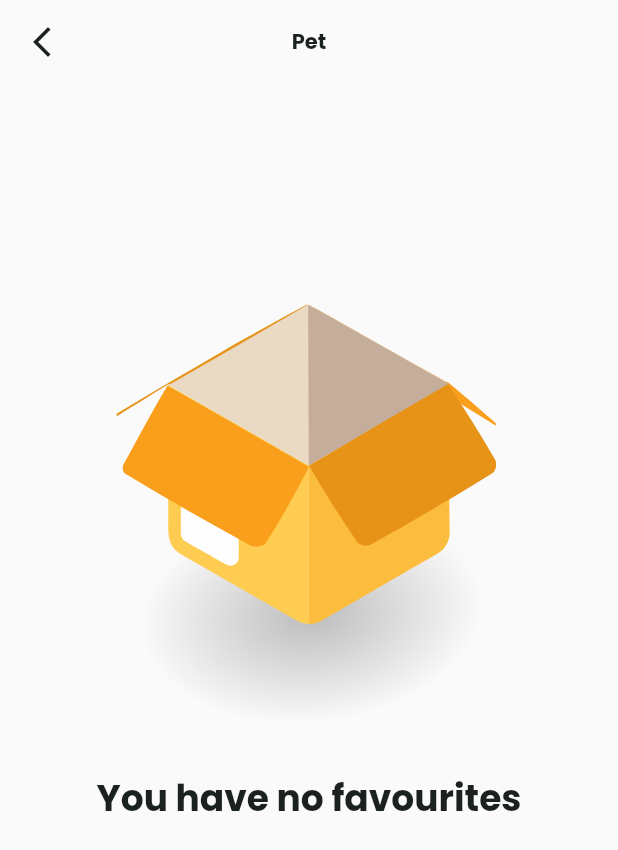
After one commit to fz3hra/flutter_pet_shop, a Flutter app: the FavouriteScreen screen opened directly, on a phone screen of 412 x 824 dp. The commit adds this screen. Shown: the top 850 px of the screen. Run offline on Flutter 3.47's test engine with Material 2 defaults, Android fonts, the phone set to English and light mode, and no system bars; our stand-ins replace eva_icons_flutter, flutter_secure_storage, gap, lottie; accounts and stored records are empty.

Commit message:
:sparkles: bottom navigation and favourite lottie screen

```diff
--- a/lib/config/routes.dart
+++ b/lib/config/routes.dart
@@ -6,4 +6,5 @@ class Routes {
   static const String registerScreen = "/${RouteConstants.register}";
   static const String homeScreen = "/${RouteConstants.home}";
   static const String petDetailScreen = "/${RouteConstants.pet}";
+  static const String bottomNav = "/${RouteConstants.bottomNav}";
 }
--- a/lib/constants/routes_constants/route_constant.dart
+++ b/lib/constants/routes_constants/route_constant.dart
@@ -4,4 +4,5 @@ class RouteConstants {
   static const String register = '/registration';
   static const String home = '/home';
   static const String pet = 'pet';
+  static const String bottomNav = 'bottomNav';
 }
--- a/lib/main.dart
+++ b/lib/main.dart
@@ -8,7 +8,6 @@ void main() {
 
 class MyApp extends StatelessWidget {
   const MyApp({super.key});
-
   // This widget is the root of your application.
   @override
   Widget build(BuildContext context) {
@@ -25,6 +24,7 @@ class MyApp extends StatelessWidget {
         Routes.homeScreen: (context) => const HomeScreen(),
         Routes.registerScreen: (context) => const RegistrationScreen(),
         Routes.petDetailScreen: (context) => const PetDetailScreen(),
+        Routes.bottomNav: (context) => const TabNavigation(),
       },
     );
   }
--- a/lib/screens/authentication_screens/login_screen.dart
+++ b/lib/screens/authentication_screens/login_screen.dart
@@ -65,11 +65,11 @@ class _LoginScreenState extends State<LoginScreen> {
         await storage.write(
             key: 'passwordLogin', value: passwordTextField.text);
       }
-      if (mounted) context.pushNamedNavigator(context, Routes.homeScreen);
+      if (mounted) context.pushNamedNavigator(context, Routes.bottomNav);
     }
   }
+
   // end of button submit
-
   @override
   Widget build(BuildContext context) {
     return SafeArea(
--- /dev/null
+++ b/lib/screens/favourite_screens/favourite_screen.dart
@@ -0,0 +1,57 @@
+import 'package:flutter/material.dart';
+import 'package:flutter_pet_app/constants/constant_exports.dart';
+import 'package:flutter_pet_app/widgets/widget_exports.dart';
+import 'package:lottie/lottie.dart';
+
+class FavouriteScreen extends StatefulWidget {
+  const FavouriteScreen({super.key});
+
+  @override
+  State<FavouriteScreen> createState() => _FavouriteScreenState();
+}
+
+class _FavouriteScreenState extends State<FavouriteScreen>
+    with TickerProviderStateMixin {
+  late final AnimationController _controller;
+
+  @override
+  void initState() {
+    super.initState();
+    _controller = AnimationController(vsync: this);
+  }
+
+  @override
+  void dispose() {
+    _controller.dispose();
+    super.dispose();
+  }
+
+  @override
+  Widget build(BuildContext context) {
+    return Scaffold(
+      appBar: CommonAppBarWidget(
+        appBar: AppBar(),
+      ),
+      body: Column(
+        children: [
+          Lottie.asset("assets/lottie/no_fav.json", controller: _controller,
+              onLoaded: (composition) {
+            _controller
+              ..duration = composition.duration
+              ..forward();
+          }),
+          const Center(
+            child: Text(
+              "You have no favourites",
+              style: TextStyle(
+                fontFamily: 'poppins_bold',
+                fontSize: 24,
+                color: ColorConstants.black,
+              ),
+            ),
+          ),
+        ],
+      ),
+    );
+  }
+}
--- a/lib/screens/screen_exports.dart
+++ b/lib/screens/screen_exports.dart
@@ -3,3 +3,7 @@ export 'authentication_screens/login_screen.dart';
 export 'authentication_screens/registration_screen.dart';
 export 'home_screen/home_screen.dart';
 export 'pet_detail_screen/pet_detail_screen.dart';
+export 'favourite_screens/favourite_screen.dart';
+export 'chat_screens/chat_screen.dart';
+export 'account_screens/account_screen.dart';
+export 'tab_navigation.dart';
--- /dev/null
+++ b/lib/widgets/common_app_bar_widget/common_app_bar_widget.dart
@@ -0,0 +1,42 @@
+import 'package:flutter/material.dart';
+import 'package:flutter_pet_app/constants/constant_exports.dart';
+
+class CommonAppBarWidget extends StatelessWidget
+    implements PreferredSizeWidget {
+  final AppBar appBar;
+
+  const CommonAppBarWidget({
+    super.key,
+    required this.appBar,
+  });
+
+  @override
+  Widget build(BuildContext context) {
+    return AppBar(
+      centerTitle: true,
+      leading: IconButton(
+        icon: const Icon(
+          Icons.arrow_back_ios_new,
+          color: ColorConstants.black,
+        ),
+        onPressed: () {
+          Navigator.pop(context);
+        },
+      ),
+      title: const Text(
+        'Pet',
+        style: TextStyle(
+          color: ColorConstants.black,
+          fontFamily: 'poppins_bold',
+          fontSize: 14,
+        ),
+      ),
+      elevation: 0,
+      backgroundColor: Colors.transparent,
+    );
+  }
+
+  @override
+  // TODO: implement preferredSize
+  Size get preferredSize => Size.fromHeight(appBar.preferredSize.height);
+}
--- a/lib/widgets/widget_exports.dart
+++ b/lib/widgets/widget_exports.dart
@@ -1,4 +1,5 @@
 export 'onboarding_widgets/dot_container_widget.dart';
+export 'common_app_bar_widget/common_app_bar_widget.dart';
 export 'auth_widgets/auth_textfield_widget.dart';
 export 'auth_widgets/auth_show_password_widget.dart';
 export 'home_widgets/banner_widget.dart';
--- a/pubspec.yaml
+++ b/pubspec.yaml
@@ -34,6 +34,7 @@ dependencies:
     sdk: flutter
   eva_icons_flutter: ^3.1.0
   flutter_secure_storage: ^7.0.1
+  lottie: ^2.1.0
   gap: ^2.0.1
   google_fonts: ^3.0.1
 
@@ -52,6 +53,7 @@ flutter:
   uses-material-design: true
   # To add assets to your application, add an assets section, like this:
   assets:
+    - assets/lottie/no_fav.json
     - assets/images/onboarding/onboarding1.png
     - assets/images/onboarding/onboarding2.png
     - assets/images/onboarding/onboarding3.png
```
Also changed, not shown: assets/lottie/no_fav.json (added, +1 -0 lines), lib/screens/account_screens/account_screen.dart (added, +10 -0 lines), lib/screens/chat_screens/chat_screen.dart (added, +10 -0 lines), lib/screens/tab_navigation.dart (added, +78 -0 lines).
